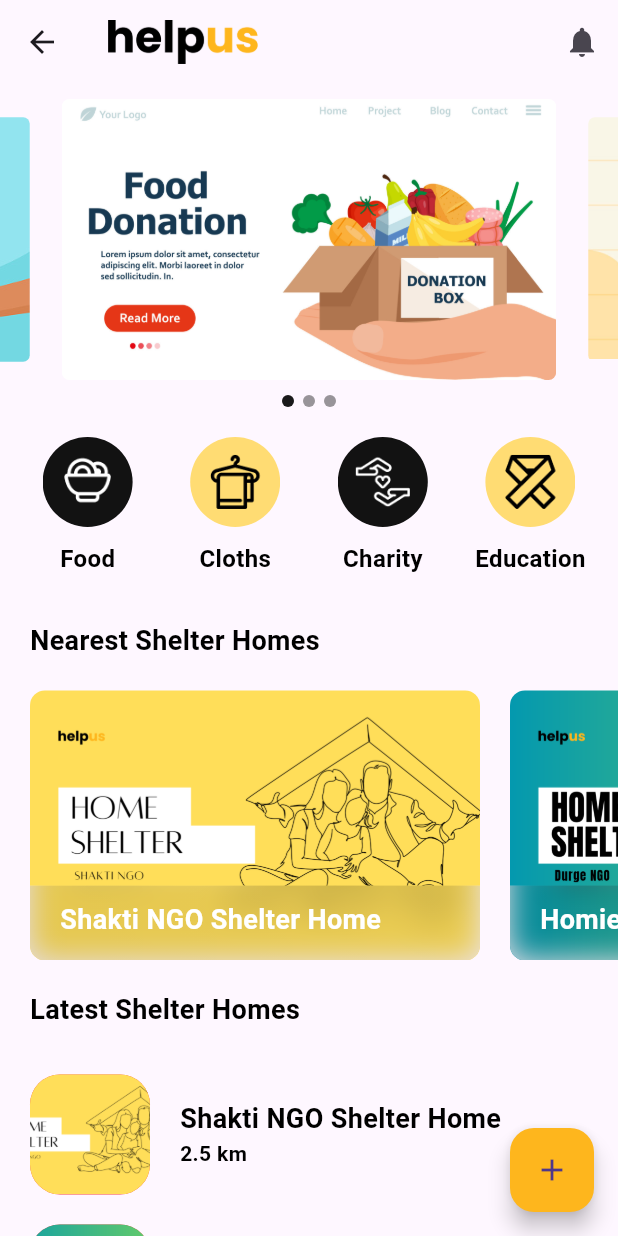
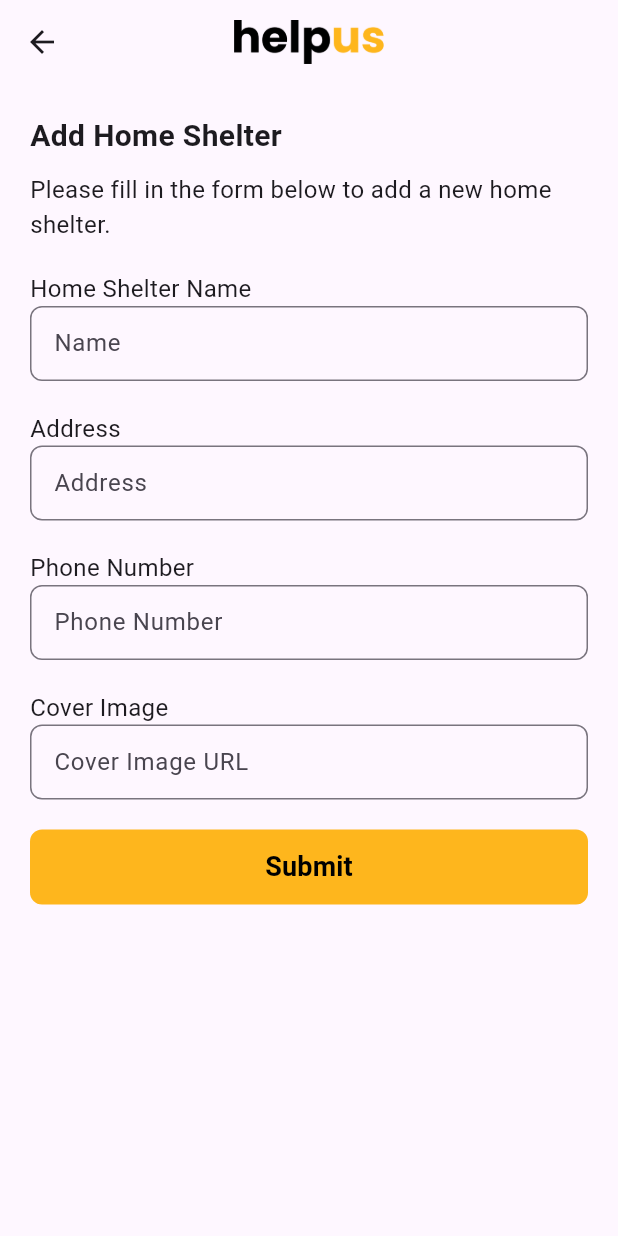
Before and after one commit to pawanbhayde/homeconnect, a Flutter app: the HomePage screen opened directly, after a tap on the "add" icon, on a phone screen of 412 x 824 dp. Run offline on Flutter 3.47's test engine with Material 3 defaults, Android fonts, the phone set to English and light mode, and no system bars; drawn by our look-alikes of carousel_slider; our stand-ins replace glass, iconsax, supabase_flutter; accounts and stored records are empty.

Commit message:
Homeshelter Page Added

```diff
--- a/lib/main.dart
+++ b/lib/main.dart
@@ -1,9 +1,5 @@
 import 'package:flutter/material.dart';
-import 'package:helpus/pages/home_page.dart';
-import 'package:helpus/pages/navigator.dart';
-import 'package:helpus/pages/signin.dart';
 import 'package:supabase_flutter/supabase_flutter.dart';
-import 'package:helpus/pages/login_page.dart';
 import 'package:helpus/pages/splash_screen.dart';
 
 Future<void> main() async {
@@ -14,7 +10,7 @@ Future<void> main() async {
     anonKey:
         'eyJhbGciOiJIUzI1NiIsInR5cCI6IkpXVCJ9.eyJpc3MiOiJzdXBhYmFzZSIsInJlZiI6Imxxa3JyYXBsenZuamtkeGpidmJ1Iiwicm9sZSI6ImFub24iLCJpYXQiOjE3MDQ5OTQwNjUsImV4cCI6MjAyMDU3MDA2NX0.yLtkxJBYPCrIERSklgFl-mfObeJGME22Haeh7fXJxo0',
   );
-  runApp(MyApp());
+  runApp(const MyApp());
 }
 
 final supabase = Supabase.instance.client;
@@ -35,6 +31,6 @@ class _MyAppState extends State<MyApp> {
           useMaterial3: true,
           primarySwatch: Colors.blue,
         ),
-        home: SplashScreen());
+        home: const SplashScreen());
   }
 }
--- /dev/null
+++ b/lib/pages/addhome.dart
@@ -0,0 +1,156 @@
+import 'package:flutter/material.dart';
+import 'package:helpus/pages/home_page.dart';
+import 'package:helpus/pages/navigator.dart';
+
+class AddHomeShelter extends StatelessWidget {
+  const AddHomeShelter({super.key});
+
+  @override
+  Widget build(BuildContext context) {
+    return Scaffold(
+        appBar: AppBar(
+          title: const SizedBox(
+              width: 100,
+              child: Image(
+                image: AssetImage('assets/images/helpus.png'),
+                fit: BoxFit.cover,
+              )),
+          centerTitle: true,
+        ),
+        body: SingleChildScrollView(
+          child: Padding(
+            padding: const EdgeInsets.all(20.0),
+            child: Column(
+              crossAxisAlignment: CrossAxisAlignment.start,
+              children: [
+                const Text(
+                  "Add Home Shelter",
+                  style: TextStyle(fontSize: 20, fontWeight: FontWeight.bold),
+                ),
+                const SizedBox(
+                  height: 10,
+                ),
+                const Text(
+                  "Please fill in the form below to add a new home shelter.",
+                  style: TextStyle(fontSize: 16),
+                ),
+                const SizedBox(
+                  height: 20,
+                ),
+                const Text(
+                  "Home Shelter Name",
+                  style: TextStyle(fontSize: 16),
+                ),
+                const SizedBox(
+                  height: 50,
+                  child: TextField(
+                    style: TextStyle(
+                      fontSize: 18,
+                    ),
+                    decoration: InputDecoration(
+                      labelText: 'Name',
+                      border: OutlineInputBorder(
+                        borderRadius: BorderRadius.all(Radius.circular(8)),
+                      ),
+                    ),
+                  ),
+                ),
+                const SizedBox(
+                  height: 20,
+                ),
+                const Text(
+                  "Address",
+                  style: TextStyle(fontSize: 16),
+                ),
+                const SizedBox(
+                  height: 50,
+                  child: TextField(
+                    style: TextStyle(
+                      fontSize: 18,
+                    ),
+                    decoration: InputDecoration(
+                      labelText: 'Address',
+                      border: OutlineInputBorder(
+                        borderRadius: BorderRadius.all(Radius.circular(8)),
+                      ),
+                    ),
+                  ),
+                ),
+                const SizedBox(
+                  height: 20,
+                ),
+                const Text(
+                  "Phone Number",
+                  style: TextStyle(fontSize: 16),
+                ),
+                const SizedBox(
+                  height: 50,
+                  child: TextField(
+                    style: TextStyle(
+                      fontSize: 18,
+                    ),
+                    decoration: InputDecoration(
+                      labelText: 'Phone Number',
+                      border: OutlineInputBorder(
+                        borderRadius: BorderRadius.all(Radius.circular(8)),
+                      ),
+                    ),
+                  ),
+                ),
+                const SizedBox(
+                  height: 20,
+                ),
+                const Text(
+                  "Cover Image",
+                  style: TextStyle(fontSize: 16),
+                ),
+                const SizedBox(
+                  height: 50,
+                  child: TextField(
+                    style: TextStyle(
+                      fontSize: 18,
+                    ),
+                    decoration: InputDecoration(
+                      labelText: 'Cover Image URL',
+                      border: OutlineInputBorder(
+                        borderRadius: BorderRadius.all(Radius.circular(8)),
+                      ),
+                    ),
+                  ),
+                ),
+                const SizedBox(
+                  height: 20,
+                ),
+                Container(
+                  width: double.infinity,
+                  height: 50,
+                  child: ElevatedButton(
+                    onPressed: () {
+                      Navigator.push(context,
+                          MaterialPageRoute(builder: (context) {
+                        return const MainNavigation();
+                      }));
+                    },
+                    style: ElevatedButton.styleFrom(
+                      backgroundColor: const Color(0xffFEB61D),
+                      elevation: 0,
+                      shape: RoundedRectangleBorder(
+                        borderRadius: BorderRadius.circular(8),
+                      ),
+                    ),
+                    child: const Text(
+                      "Submit",
+                      style: TextStyle(
+                        fontSize: 18,
+                        fontWeight: FontWeight.w600,
+                        color: Colors.black,
+                      ),
+                    ),
+                  ),
+                ),
+              ],
+            ),
+          ),
+        ));
+  }
+}
--- a/lib/pages/home_page.dart
+++ b/lib/pages/home_page.dart
@@ -1,6 +1,7 @@
 import 'package:flutter/material.dart';
 import 'package:carousel_slider/carousel_slider.dart';
 import 'package:glass/glass.dart';
+import 'package:helpus/pages/addhome.dart';
 
 class HomePage extends StatelessWidget {
   const HomePage({super.key});
@@ -18,7 +19,7 @@ class HomePage extends StatelessWidget {
         actions: [
           IconButton(
             onPressed: () {},
-            icon: const Icon(Icons.notifications),
+            icon: const Icon(Icons.notifications, color: Colors.black),
           )
         ],
       ),
@@ -125,7 +126,11 @@ class HomePage extends StatelessWidget {
       ),
       floatingActionButton: FloatingActionButton(
         backgroundColor: const Color(0xffFEB61D),
-        onPressed: () {},
+        onPressed: () {
+          Navigator.push(context, MaterialPageRoute(builder: (context) {
+            return AddHomeShelter();
+          }));
+        },
         child: const Icon(Icons.add),
       ),
     );
--- a/lib/pages/login_page.dart
+++ b/lib/pages/login_page.dart
@@ -1,10 +1,6 @@
 import 'package:flutter/material.dart';
-import 'package:google_sign_in/google_sign_in.dart';
-import 'package:helpus/main.dart';
-import 'package:helpus/pages/home_page.dart';
 import 'package:helpus/pages/signin.dart';
 import 'package:helpus/pages/signup.dart';
-import 'package:supabase_flutter/supabase_flutter.dart';
 
 class LoginPage extends StatefulWidget {
   const LoginPage({super.key});
@@ -124,7 +120,7 @@ class _LoginPageState extends State<LoginPage> {
               child: ElevatedButton(
                 onPressed: () {
                   Navigator.push(context, MaterialPageRoute(builder: (context) {
-                    return SignUp();
+                    return const SignUp();
                   }));
                 },
                 style: ElevatedButton.styleFrom(
--- a/lib/pages/signin.dart
+++ b/lib/pages/signin.dart
@@ -1,5 +1,4 @@
 import 'package:flutter/material.dart';
-import 'package:helpus/pages/home_page.dart';
 import 'package:helpus/pages/navigator.dart';
 import 'package:helpus/pages/signup.dart';
 import 'package:supabase_flutter/supabase_flutter.dart';
@@ -191,11 +190,11 @@ class _SignInPageState extends State<SignInPage> {
                   const SizedBox(height: 20),
                   Column(
                     children: [
-                      Container(
+                      SizedBox(
                         height: 50,
                         width: double.infinity,
                         child: MaterialButton(
-                          color: Color.fromARGB(255, 0, 0, 0),
+                          color: const Color.fromARGB(255, 0, 0, 0),
                           shape: RoundedRectangleBorder(
                             borderRadius: BorderRadius.circular(10),
                           ),
@@ -238,6 +237,7 @@ class _SignInPageState extends State<SignInPage> {
                               // Handle specific errors, e.g., if user is already registered
                               if (error is AuthException) {
                                 // for user friendly error message, nested "if"
+                                // ignore: unrelated_type_equality_checks
                                 if (error.statusCode == 400) {
                                   sm.showSnackBar(
                                     const SnackBar(
@@ -279,7 +279,7 @@ class _SignInPageState extends State<SignInPage> {
                       Row(
                         mainAxisAlignment: MainAxisAlignment.center,
                         children: [
-                          Text("Not a member?"),
+                          const Text("Not a member?"),
                           TextButton(
                             onPressed: () {
                               Navigator.push(
--- a/lib/pages/signup.dart
+++ b/lib/pages/signup.dart
@@ -2,7 +2,6 @@
 
 import 'package:flutter/material.dart';
 import 'package:helpus/pages/login_page.dart';
-import 'package:helpus/pages/navigator.dart';
 import 'package:helpus/pages/signin.dart';
 import 'package:supabase_flutter/supabase_flutter.dart';
 
@@ -193,11 +192,11 @@ class _SignUpState extends State<SignUp> {
                   const SizedBox(height: 20),
                   Column(
                     children: [
-                      Container(
+                      SizedBox(
                         height: 50,
                         width: double.infinity,
                         child: MaterialButton(
-                          color: Color.fromARGB(255, 0, 0, 0),
+                          color: const Color.fromARGB(255, 0, 0, 0),
                           shape: RoundedRectangleBorder(
                             borderRadius: BorderRadius.circular(10),
                           ),
@@ -224,7 +223,7 @@ class _SignUpState extends State<SignUp> {
                                 Navigator.pushReplacement(
                                   context,
                                   MaterialPageRoute(
-                                    builder: (context) => LoginPage(),
+                                    builder: (context) => const LoginPage(),
                                   ),
                                 );
                               } else {
@@ -272,7 +271,7 @@ class _SignUpState extends State<SignUp> {
                       Row(
                         mainAxisAlignment: MainAxisAlignment.center,
                         children: [
-                          Text("Have an Account?"),
+                          const Text("Have an Account?"),
                           TextButton(
                             onPressed: () {
                               Navigator.push(
--- a/lib/pages/splash_screen.dart
+++ b/lib/pages/splash_screen.dart
@@ -35,7 +35,7 @@ class SplashScreen extends StatelessWidget {
               child: ElevatedButton(
                 onPressed: () {
                   Navigator.push(context, MaterialPageRoute(builder: (context) {
-                    return LoginPage();
+                    return const LoginPage();
                   }));
                 },
                 style: ElevatedButton.styleFrom(
```
Also changed, not shown: 1 other file.
